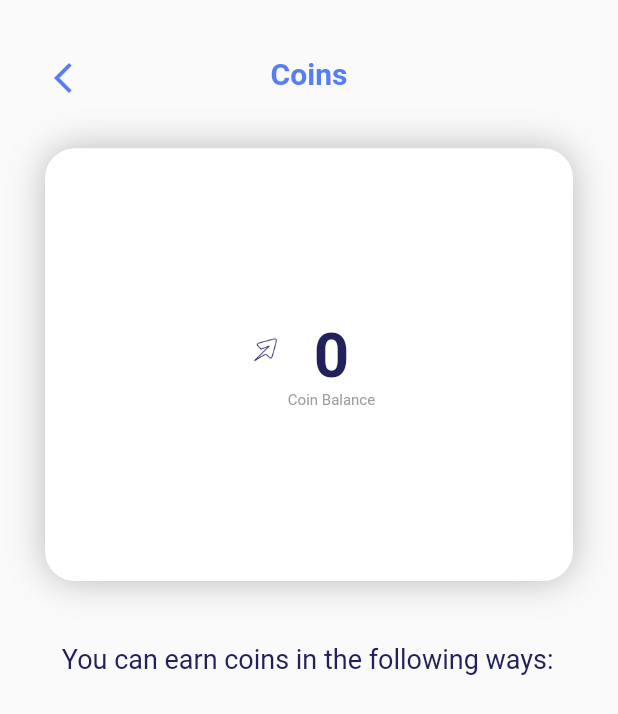
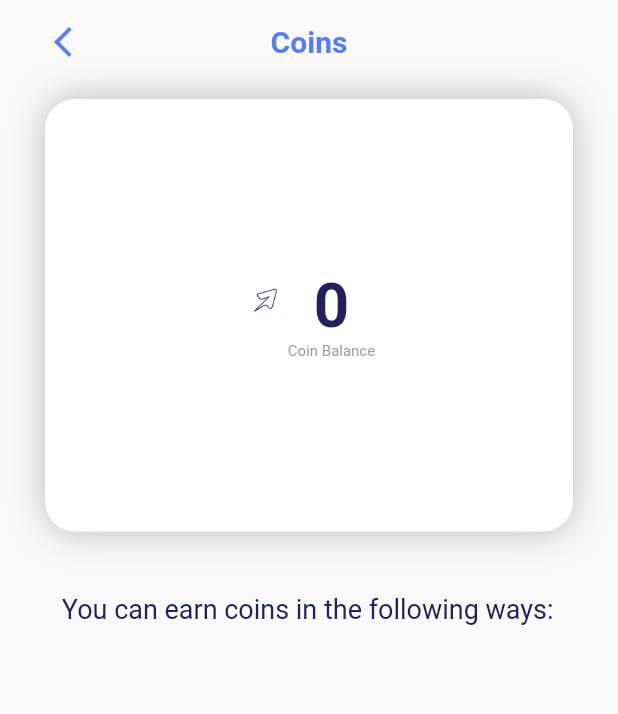
Before and after one commit to shubhayu-64/connecten, a Flutter app: the CoinScreen screen opened by its route, on a phone screen of 412 x 824 dp. Shown: the top 714 px of the screen. Run offline on Flutter 3.47's test engine with Material 2 defaults, Android fonts, the phone set to English and light mode, and no system bars; our stand-ins replace cloud_firestore, firebase_auth, firebase_core, flutter_riverpod, fluttertoast, google_fonts and 4 more; missing offline and left inert: nearby_connections, qr_code_scanner, sliding_switch; accounts and stored records are empty; network calls fail.

```diff
--- a/lib/CoinScreen/coin_screen.dart
+++ b/lib/CoinScreen/coin_screen.dart
@@ -19,17 +19,17 @@ class CoinScreen extends ConsumerWidget {
       data: (userdata) => Scaffold(
       drawer: const Menu(),
       appBar: PreferredSize(
-        preferredSize: Size.fromHeight(screenHeight! * 0.12),
+        preferredSize: Size.fromHeight(screenHeight! * 0.08),
         child: AppBar(
-          toolbarHeight: screenHeight! * 0.12,
-          automaticallyImplyLeading: false,
+          // toolbarHeight: screenHeight! * 0.12,
+          // automaticallyImplyLeading: false,
           backgroundColor: Colors.transparent,
-          shadowColor: AppColor.primarybgcolor,
+          // shadowColor: AppColor.primarybgcolor,
           elevation: 0.0,
           leading: Builder(
             builder: (context) => IconButton(
               splashRadius: 1,
-              padding: const EdgeInsets.fromLTRB(30, 30, 0, 25),
+              padding: const EdgeInsets.fromLTRB(30, 0, 0, 0),
               onPressed: () {
                 Navigator.of(context).pop();
               },
--- a/lib/routes/app_route.dart
+++ b/lib/routes/app_route.dart
@@ -1,5 +1,6 @@
 import 'package:ConnecTen/CoinScreen/coin_screen.dart';
 import 'package:ConnecTen/ConnectReqScreen/connect_req_screen.dart';
+import 'package:ConnecTen/FormScreen/form_screen.dart';
 import 'package:flutter/material.dart';
 import 'package:ConnecTen/ConnectionScreen/connection_screen.dart';
 import 'package:ConnecTen/Handler/auth_handler.dart';
@@ -21,6 +22,10 @@ abstract class AppRoute {
 
       case RoutePath.routeToLoginScreen:
         currentWidget = const AuthHandler();
+        break;
+
+      case RoutePath.routeToFormScreen:
+        currentWidget = FormScreen();
         break;
 
       case RoutePath.routeToProfileScreen:
--- a/lib/routes/route_path.dart
+++ b/lib/routes/route_path.dart
@@ -1,5 +1,6 @@
 abstract class RoutePath {
   static const routeInitial = '/';
+  static const routeToFormScreen = 'form-screen';
   static const routeToSplashScreen = 'splash-screen';
   static const routeToLoginScreen = 'login-screen';
   static const routeToProfileScreen = 'profile-screen';
--- a/pubspec.yaml
+++ b/pubspec.yaml
@@ -33,7 +33,6 @@ dependencies:
   shared_preferences: ^2.0.15
   qr_code_scanner: ^1.0.1
   toggle_switch: ^2.0.1
-  lottie: ^2.2.0
 
 
 dev_dependencies:
```
Also changed, not shown: lib/ProfileScreen/profile_screen.dart (+37 -30 lines), lib/widgets/appbar.dart (+4 -7 lines).
